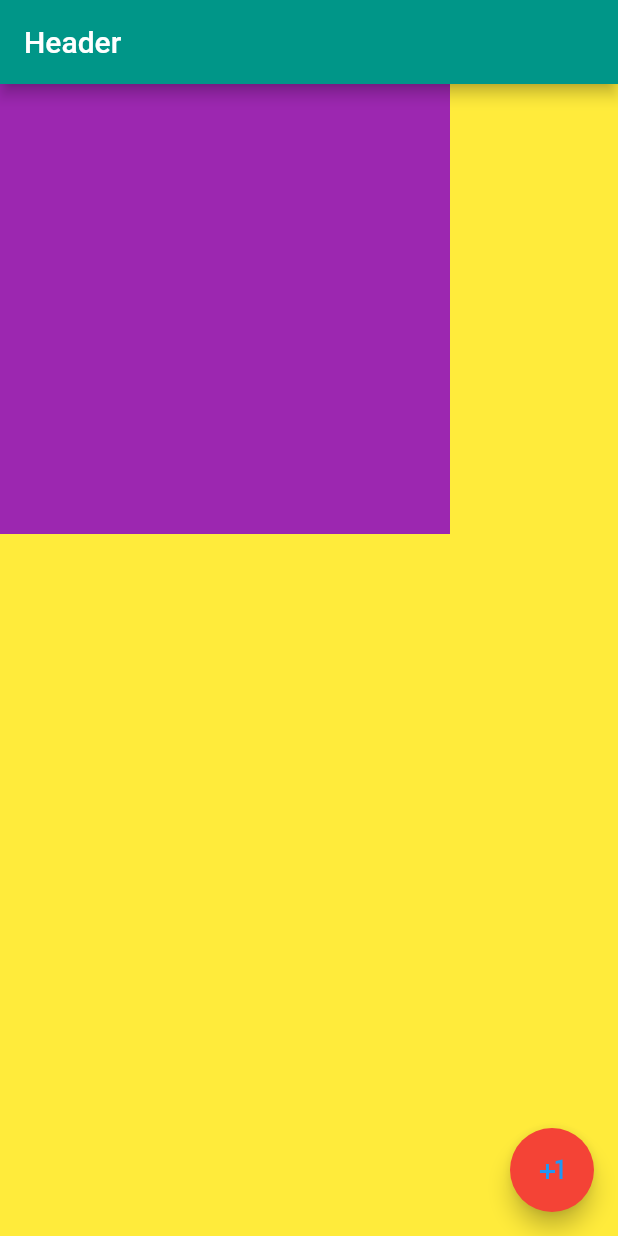
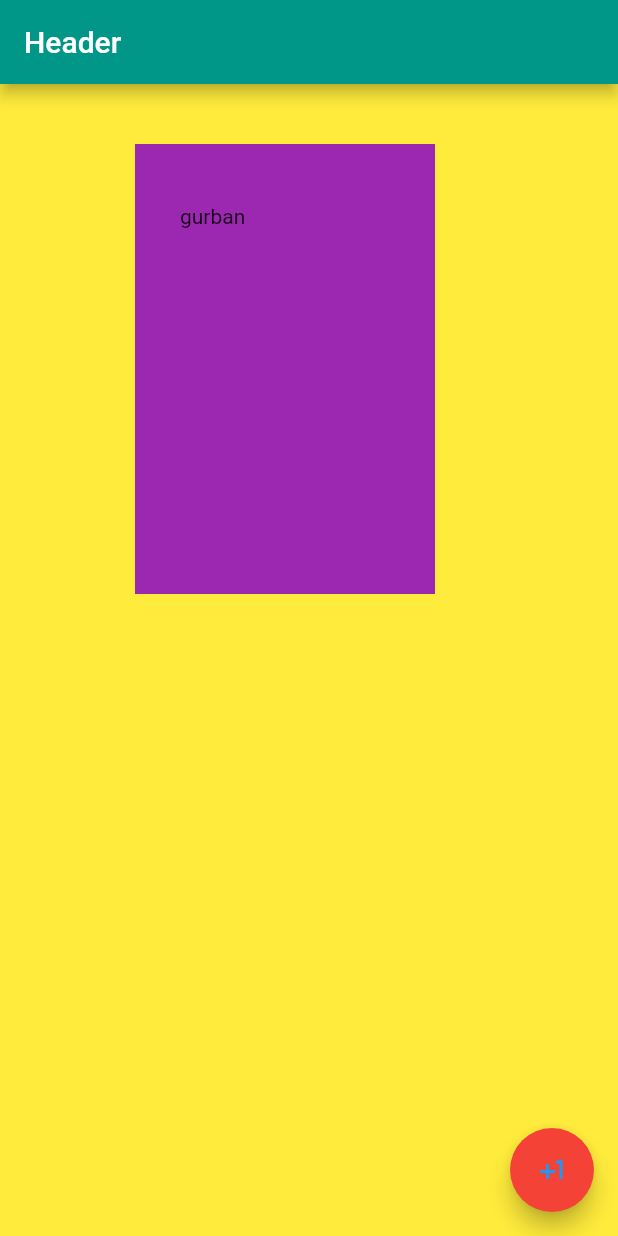
Before and after one commit to gurbangurbanzade/Flutter-Projects, a Flutter app: the screen it shows after launch, on a phone screen of 412 x 824 dp. Run offline on Flutter 3.47's test engine with Material 2 defaults, Android fonts, the light colour scheme and no system bars.

Commit message:
margin, padding example

```diff
--- a/l_01_first_test_app/lib/main.dart
+++ b/l_01_first_test_app/lib/main.dart
@@ -17,14 +17,14 @@ class MyApp extends StatelessWidget {
           ),
         ),
         body: Container(
-          alignment: Alignment.center,
           color: Colors.purple,
-          // width: 200,
-          // height: 300,
-          // child: Text(
-          //   "gurban",
-          //   textAlign: TextAlign.center,
-          // ),
+          width: 200,
+          height: 300,
+          child: Text(
+            "gurban",
+          ),
+          padding: EdgeInsets.fromLTRB(30, 40, 30, 50),
+          margin: EdgeInsets.fromLTRB(90, 40, 50, 80),
           constraints: BoxConstraints(maxHeight: 300, maxWidth: 300),
         ),
         floatingActionButton: FloatingActionButton(
```
